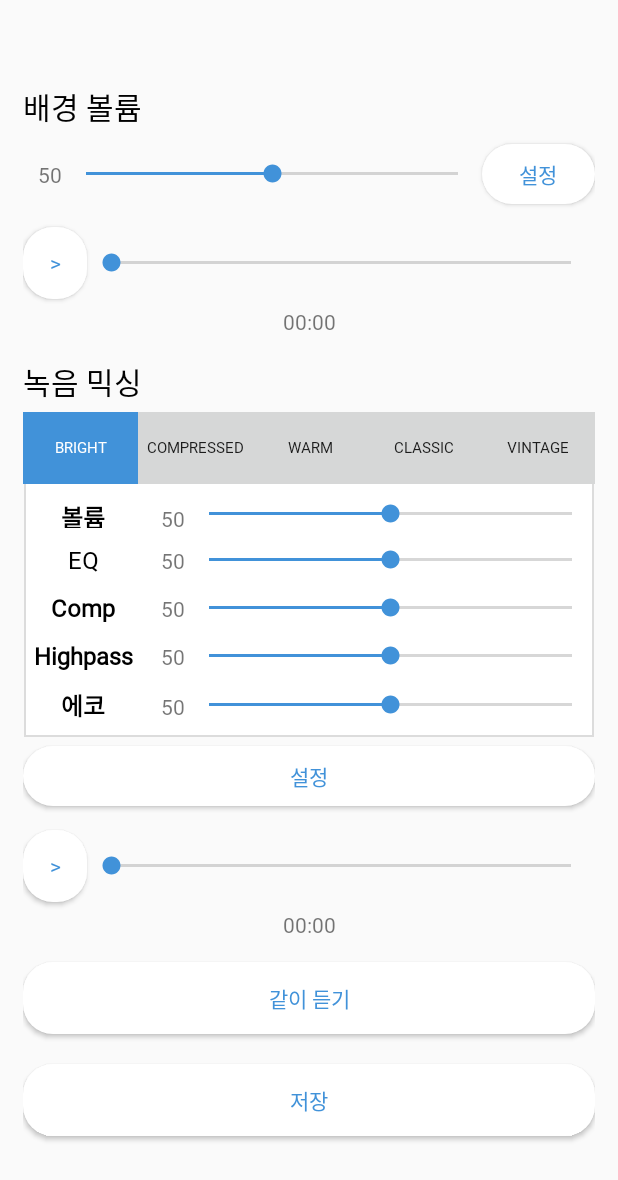
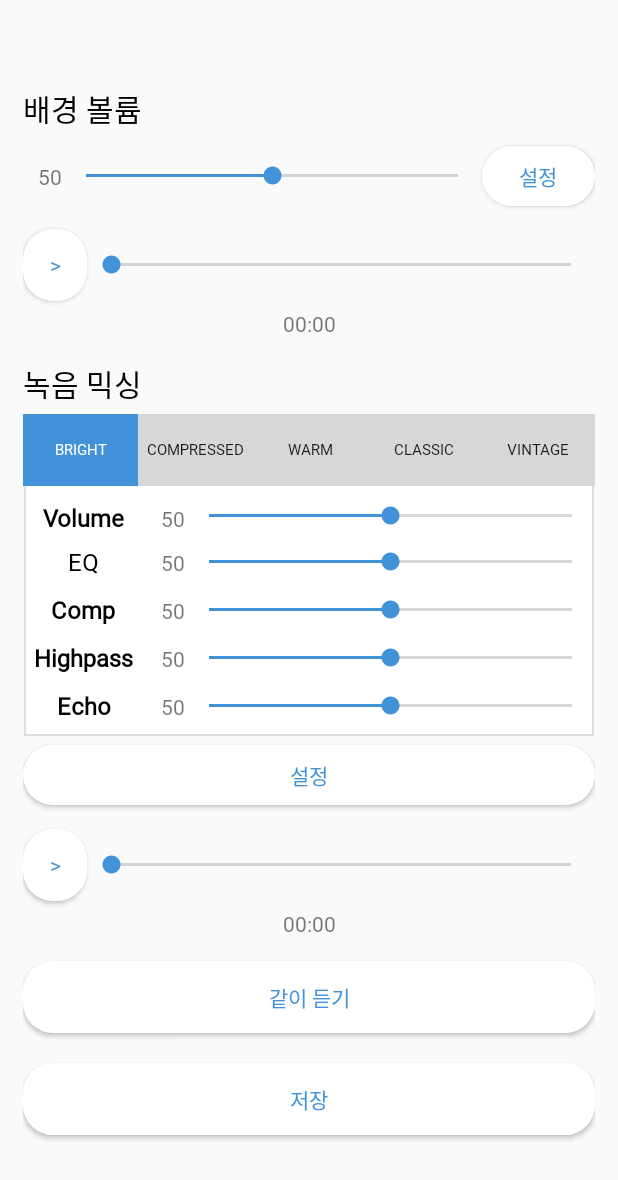
Before and after one commit to kkjunhyeok/underdog, an Android app: the mixing screen opened directly, with no data from a screen before it, on a phone screen of 412 x 824 dp. Shown: the top 1180 px of the screen. Run offline under Robolectric (Android 15) with nearby library versions, the phone set to English and light mode, and no system bars; libraries missing offline, so code that uses them is left out: com.arthenica.mobileffmpeg; 19 statements that could not run were skipped.

Commit message:
bug fixed

```diff
--- a/camera/src/main/java/com/underdog/raver/MusicChooser.java
+++ b/camera/src/main/java/com/underdog/raver/MusicChooser.java
@@ -159,10 +159,10 @@ public class MusicChooser extends AppCompatActivity {
             final Song_Item songItem = songsList.get(position);
 
             // 아이템 내 각 위젯에 데이터 반영
-            /*Bitmap albumArt = MusicChooser.getArtworkQuick(context, (int)songItem.getAlbumId(), 100, 100);
+            Bitmap albumArt = MusicChooser.getArtworkQuick(context, (int)songItem.getAlbumId(), 100, 100);
             if(albumArt != null){
                 viewHolder.mImgAlbumArt.setImageBitmap(albumArt);
-            }*/
+            }
 
             viewHolder.mTitle.setText(songItem.getTitle());
             viewHolder.mSubTitle.setText(songItem.getArtist());
--- a/camera/src/main/java/com/underdog/raver/mixing.java
+++ b/camera/src/main/java/com/underdog/raver/mixing.java
@@ -612,7 +612,7 @@ public class mixing extends AppCompatActivity {
 
                 if(files.exists()==true) {
                     AlertDialog.Builder builder1 = new AlertDialog.Builder(mixing.this);
-                    builder1.setMessage("선택하신 값 : \n\n배경 볼륨 : "+bv+"\nFilter : " + mf + "\n믹싱 Volume : " + mv +
+                    builder1.setMessage("선택하신 값 \n\n배경 볼륨 : "+bv+"\nPreset : " + mf + "\n믹싱 Volume : " + mv +
                             "\nEQ : " + meq +"\nComp : " + mc +"\nHighPass : " + mh +"\nEcho: " + meh)
                             .setTitle("저장하시겠습니까?")
                             .setCancelable(false)
--- a/camera/src/main/res/layout/activity_mixing.xml
+++ b/camera/src/main/res/layout/activity_mixing.xml
@@ -190,7 +190,7 @@
                     android:layout_height="match_parent"
                     android:layout_weight="2.8"
                     android:fontFamily="@font/nanumsquare_ac_b"
-                    android:text="볼륨"
+                    android:text="Volume"
                     android:textAlignment="center"
                     android:textColor="#000000"
                     android:textSize="16sp"
@@ -336,7 +336,7 @@
                     android:layout_height="wrap_content"
                     android:layout_weight="2.8"
                     android:fontFamily="@font/nanumsquare_ac_b"
-                    android:text="에코"
+                    android:text="Echo"
                     android:textAlignment="center"
                     android:textColor="#000000"
                     android:textSize="16sp"
```
